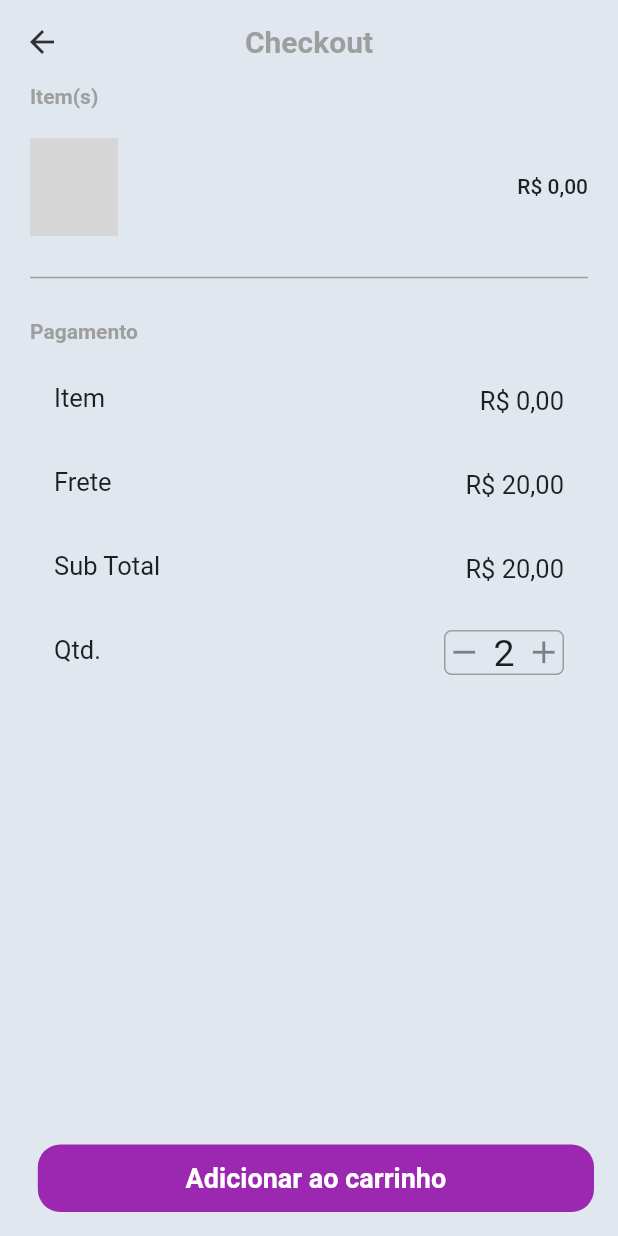
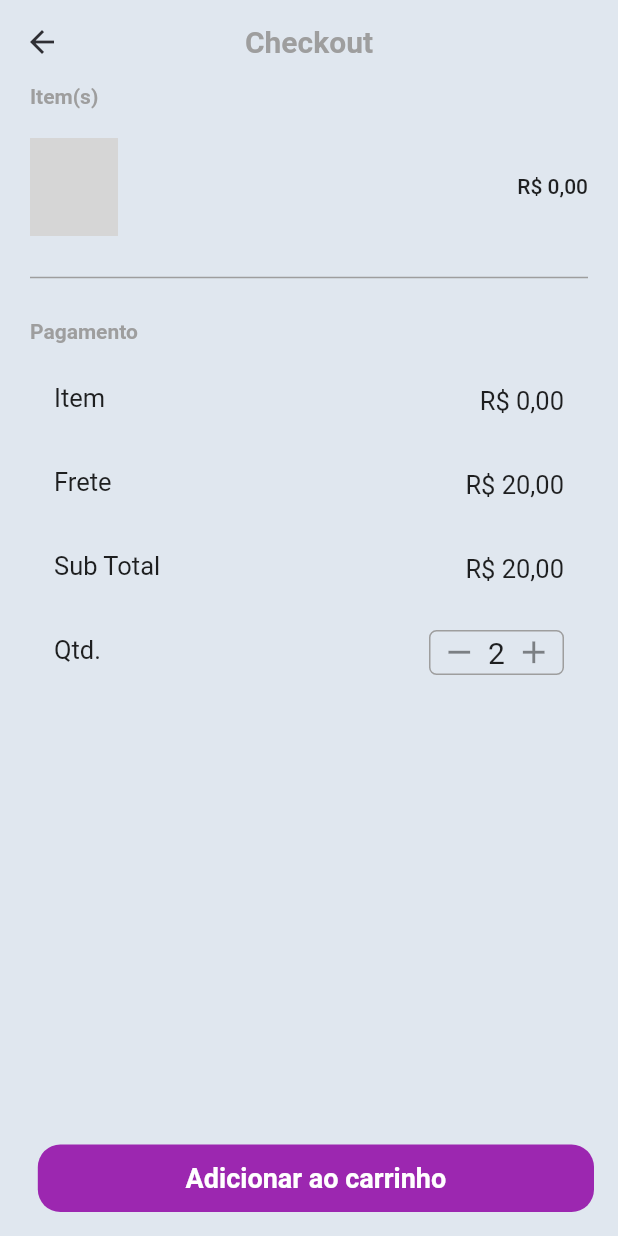
Before and after one commit to brunnuh/ecommerce_games, a Flutter app: the CheckoutView screen opened directly with empty values, after a tap on the "add" icon, on a phone screen of 412 x 824 dp. Run offline on Flutter 3.47's test engine with Material 2 defaults, Android fonts, the phone set to English and light mode, and no system bars; our stand-ins replace flutter_mobx, flutter_rating_bar, get_it, line_icons, mobx; generated files the repository leaves out were written again; grey boxes are pictures that could not be loaded.

```diff
--- a/lib/controllers/checkout_controller.dart
+++ b/lib/controllers/checkout_controller.dart
@@ -20,7 +20,7 @@ abstract class _CheckoutController with Store {
       input += 1;
     }
     if (input == 101) {
-      input = 0;
+      input = 1;
     }
   }
 
--- a/lib/views/checkout/checkout_view.dart
+++ b/lib/views/checkout/checkout_view.dart
@@ -11,25 +11,14 @@ import 'package:flutter/material.dart';
 import 'package:flutter_mobx/flutter_mobx.dart';
 import 'package:get_it/get_it.dart';
 
-class CheckoutView extends StatefulWidget {
+class CheckoutView extends StatelessWidget {
   final Product product;
 
   CheckoutView({this.product});
 
-  @override
-  _CheckoutViewState createState() => _CheckoutViewState();
-}
-
-class _CheckoutViewState extends State<CheckoutView> {
   ProductController productController = GetIt.I<ProductController>();
 
   CheckoutController checkoutController = GetIt.I<CheckoutController>();
-
-  @override
-  void initState() {
-    super.initState();
-    checkoutController.setPrice(widget.product.price);
-  }
 
   @override
   Widget build(BuildContext context) {
@@ -64,7 +53,7 @@ class _CheckoutViewState extends State<CheckoutView> {
               height: 20,
             ),
             RowProductWidget(
-              product: widget.product,
+              product: product,
             ),
             const SizedBox(
               height: 20,
@@ -88,7 +77,7 @@ class _CheckoutViewState extends State<CheckoutView> {
             ),
             TextValueWidget(
               title: "Item",
-              value: widget.product.price.toReal(),
+              value: product.price.toReal(),
             ),
             Observer(
               builder: (_) => TextValueWidget(
@@ -118,8 +107,7 @@ class _CheckoutViewState extends State<CheckoutView> {
       floatingActionButton: FloatingButtonWidget(
         title: "Adicionar ao carrinho",
         onTap: () async {
-          productController.addCart(widget.product,
-              qtd: checkoutController.input);
+          productController.addCart(product, qtd: checkoutController.input);
           Navigator.of(context).push(
             MaterialPageRoute(
               builder: (_) => CartView(),
--- a/lib/views/checkout/widgets/input_number_widget.dart
+++ b/lib/views/checkout/widgets/input_number_widget.dart
@@ -9,7 +9,7 @@ class InputNumberWidget extends StatelessWidget {
   @override
   Widget build(BuildContext context) {
     return Container(
-      width: 80,
+      width: 90,
       height: 30,
       decoration: BoxDecoration(
         border: Border.all(color: Colors.grey),
@@ -19,7 +19,8 @@ class InputNumberWidget extends StatelessWidget {
         mainAxisAlignment: MainAxisAlignment.spaceBetween,
         mainAxisSize: MainAxisSize.min,
         children: [
-          GestureDetector(
+          Expanded(
+            child: GestureDetector(
               child: Container(
                 child: Icon(
                   Icons.remove,
@@ -28,19 +29,22 @@ class InputNumberWidget extends StatelessWidget {
               ),
               onTap: checkoutController.remove,
             ),
+          ),
           Observer(
             builder: (_) => Text(
               checkoutController.input.toString(),
-              style: TextStyle(fontSize: 25),
+              style: TextStyle(fontSize: 20),
             ),
           ),
-          GestureDetector(
+          Expanded(
+            child: GestureDetector(
               child: Icon(
                 Icons.add,
                 size: 25,
               ),
               onTap: checkoutController.add,
             ),
+          ),
         ],
       ),
     );
```
Also changed, not shown: lib/views/cart/cart_view.dart (+17 -1 lines). Lines whose indentation alone changed are shown as unchanged.
